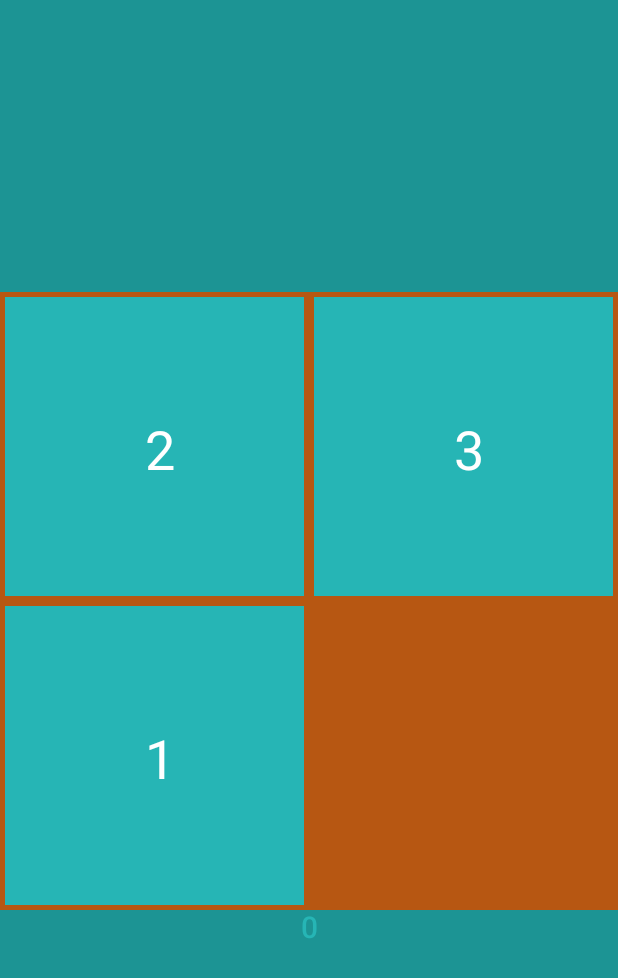
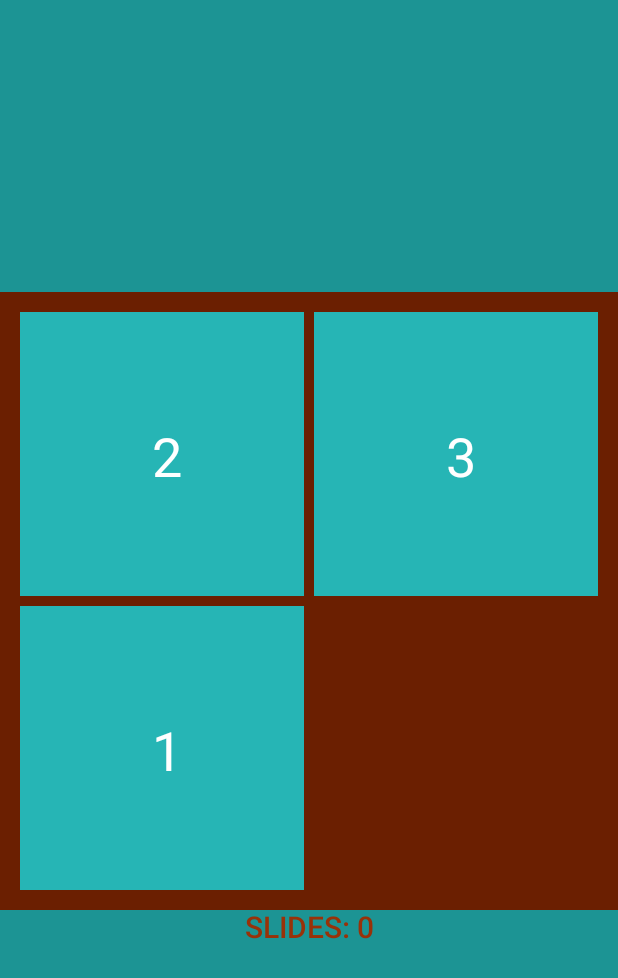
Before and after one commit to LisaEnBil/MissingPiece, an Android app built with Jetpack Compose: the Game screen opened through its navigation route, on a phone screen of 412 x 824 dp. Shown: the top 978 px of the screen. Run offline under Robolectric (Android 15) with nearby library versions, the phone set to English and light mode, and no system bars.

Commit message:
create support for landscape orientation game file

```diff
--- a/app/src/main/java/com/example/missingpiece/Game.kt
+++ b/app/src/main/java/com/example/missingpiece/Game.kt
@@ -8,9 +8,11 @@ import androidx.compose.foundation.layout.Arrangement
 import androidx.compose.foundation.layout.Box
 import androidx.compose.foundation.layout.BoxWithConstraints
 import androidx.compose.foundation.layout.Column
+import androidx.compose.foundation.layout.Row
 import androidx.compose.foundation.layout.fillMaxSize
 import androidx.compose.foundation.layout.fillMaxWidth
 import androidx.compose.foundation.layout.height
+import androidx.compose.foundation.layout.padding
 import androidx.compose.foundation.layout.size
 import androidx.compose.material3.Text
 import androidx.compose.runtime.Composable
@@ -25,10 +27,11 @@ import androidx.compose.ui.res.imageResource
 import androidx.compose.ui.text.font.FontFamily
 import androidx.compose.ui.text.font.FontWeight
 import androidx.compose.ui.unit.Dp
+import androidx.compose.ui.unit.dp
 import androidx.compose.ui.unit.sp
-import com.example.missingpiece.ui.theme.Blue10
 import com.example.missingpiece.ui.theme.Blue40
-import com.example.missingpiece.ui.theme.Orange40
+import com.example.missingpiece.ui.theme.Orange10
+import com.example.missingpiece.ui.theme.Orange20
 
 
 enum class Direction {
@@ -50,14 +53,33 @@ fun Game(
     val difficulty = viewModel.difficulty.value
     val score = viewModel.score.value
 
-
     BoxWithConstraints(
         modifier = Modifier
             .fillMaxSize()
             .background(color = Blue40)
     ) {
-        val halfScreenHeight = maxWidth
+        val screenWidth = maxWidth
+        val screenHeight = maxHeight
+        val isLandscape = screenWidth > screenHeight
 
+        if (isLandscape) {
+            Row {
+                if (viewModel.hasFinishedGame.value){
+                    PuzzleCompletedDialog(viewModel, hsViewModel, goToStart, score, difficulty)
+                }
+                Box(modifier = Modifier.weight(0.7f),
+                    contentAlignment = Alignment.Center) {
+
+                    DrawPuzzleBoard(screenHeight, viewModel, onBackPressed, difficulty)
+                }
+                Column(modifier = Modifier.weight(0.3f)) {
+                    Text(text = "SLIDES: $score", color = Orange10,
+                        fontFamily = FontFamily.SansSerif,
+                        fontWeight = FontWeight.SemiBold,
+                        fontSize = 20.sp)
+                }
+            }
+        } else {
 
             Column(
                 modifier = Modifier
@@ -70,18 +92,19 @@ fun Game(
                     PuzzleCompletedDialog(viewModel, hsViewModel, goToStart, score, difficulty)
                 }
                 Box(modifier = Modifier
-                .height(halfScreenHeight)
+                    .height(screenWidth)
                     .fillMaxWidth(fraction = 1f)
                     .pointerInput(Unit) {
                     }
                 ) {
-                DrawPuzzleBoard(halfScreenHeight, viewModel, onBackPressed, difficulty)
+                    DrawPuzzleBoard(screenWidth, viewModel, onBackPressed, difficulty)
                 }
-            Text(text = "$score", color = Blue10,
+                Text(text = "SLIDES: $score", color = Orange10,
                     fontFamily = FontFamily.SansSerif,
                     fontWeight = FontWeight.SemiBold,
                     fontSize = 20.sp,
                 )
+            }
         }
     }
 }
@@ -114,8 +137,9 @@ fun DrawPuzzleBoard(
     val difficultyInt = difficulty * 1f
 
     Canvas(modifier = Modifier
-        .background(color = Orange40)
-        .size(screenHeight)
+        .background(color = Orange20)
+        .padding(10.dp)
+        .size(screenHeight - 20.dp)
         .pointerInput(Unit) {
             detectDragGestures(
                 onDragEnd = {},
@@ -151,14 +175,23 @@ fun DrawPuzzleBoard(
                 }
             )
         }) {
-        val cellSize = size.width / difficulty
+        val screenWidth = size.width
+        val newScreen = screenHeight.toPx() * 1f
+        val isLandscape = screenWidth > newScreen
 
         grid.value.forEachIndexed { y, row ->
             row.forEachIndexed { x, number ->
 
                 if (number != 0) {
                     with(puzzle) {
+                        if (isLandscape){
+                            val cellSize = newScreen / difficulty
                             drawBoxWithNumber(number, x, y, cellSize)
+                        }else{
+                            val cellSize = size.width / difficulty
+                            drawBoxWithNumber(number, x, y, cellSize)
+                        }
+
                     }
                 }
             }
--- a/app/src/main/java/com/example/missingpiece/ui/theme/Color.kt
+++ b/app/src/main/java/com/example/missingpiece/ui/theme/Color.kt
@@ -15,3 +15,4 @@ val Blue10 = Color(red=38, green=181, blue=181)
 val Blue40 = Color(red=28, green=148, blue=148)
 val Orange40 = Color(red=183, green=87, blue=18)
 val Orange10 = Color(red=152, green=50, blue=9)
+val Orange20 = Color(red=107, green=31, blue=1)
```
Lines whose indentation alone changed are shown as unchanged.
